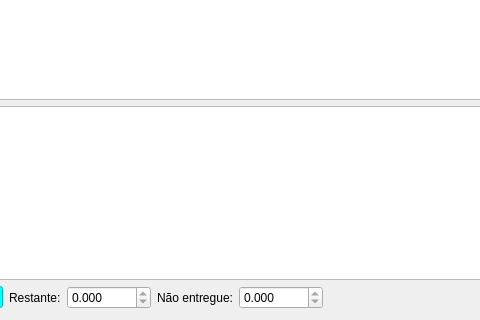
Above: ui/estoque.ui from darktorres/ERP-STACCATO before the change; both pictures show x 344 to 824 and y 84 to 404 of the 1205 by 404 pixel window. Below: the same form after it.
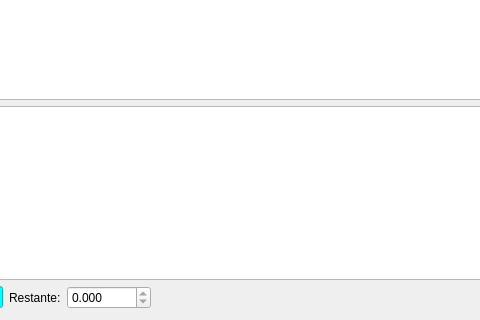
That is the form after the change. Custom widgets are drawn as their Qt base class.

```diff
--- a/ui/estoque.ui
+++ b/ui/estoque.ui
@@ -143,26 +143,6 @@
        </property>
       </widget>
      </item>
-     <item>
-      <widget class="QLabel" name="labelRestante_2">
-       <property name="text">
-        <string>Não entregue:</string>
-       </property>
-      </widget>
-     </item>
-     <item>
-      <widget class="QDoubleSpinBox" name="doubleSpinBoxComprometidoNaoEntregue">
-       <property name="readOnly">
-        <bool>true</bool>
-       </property>
-       <property name="decimals">
-        <number>3</number>
-       </property>
-       <property name="maximum">
-        <double>99999.990000000005239</double>
-       </property>
-      </widget>
-     </item>
      <item>
       <spacer name="horizontalSpacer">
        <property name="orientation">
```
